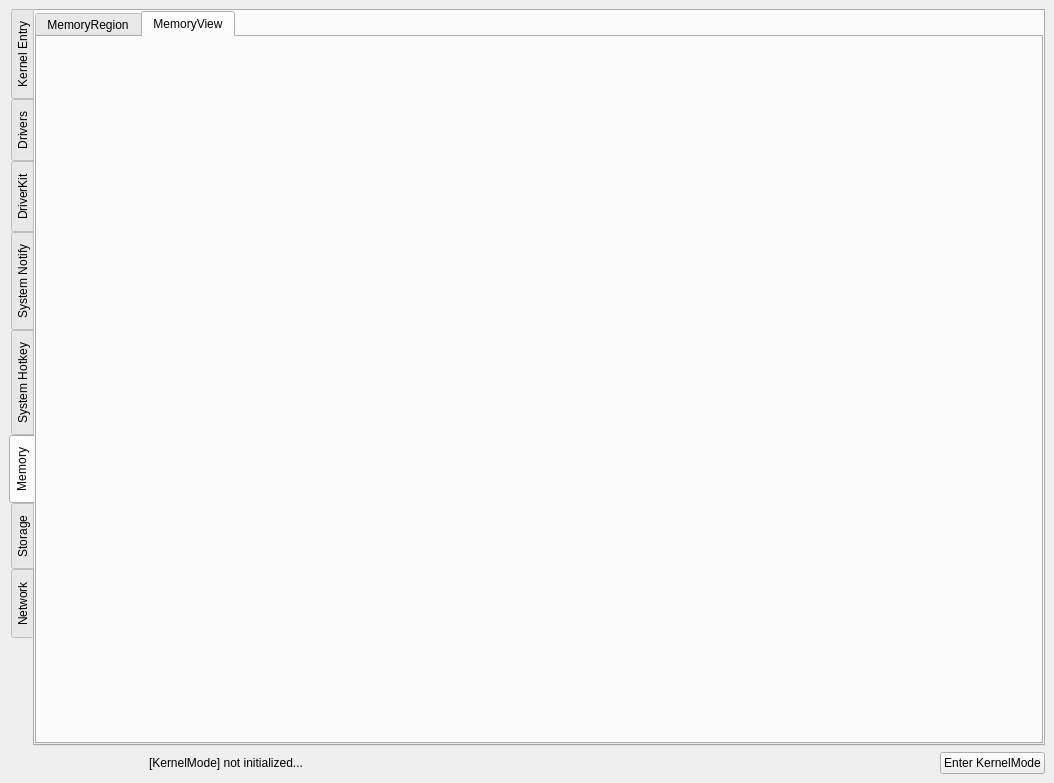
Qt form src/OpenArk/ui/kernel.ui (BlackINT3/OpenArk) before a commit.
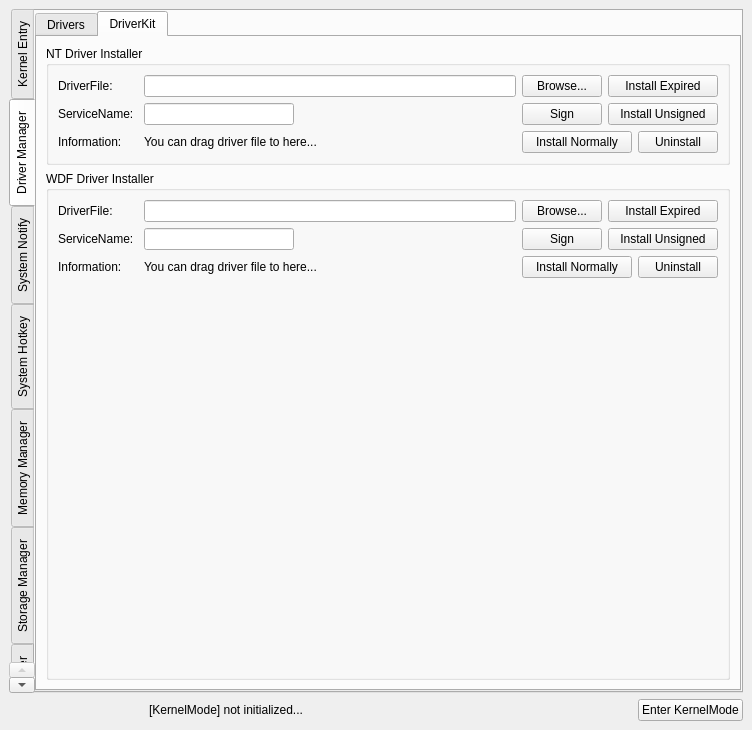
The same form after that commit. The open tabs and pages were chosen to show the change.

Commit message: Optimize kernel code, UI enhanced

The edit to the form file:
```diff
--- a/src/OpenArk/ui/kernel.ui
+++ b/src/OpenArk/ui/kernel.ui
@@ -6,8 +6,8 @@
    <rect>
     <x>0</x>
     <y>0</y>
-    <width>1054</width>
-    <height>783</height>
+    <width>752</width>
+    <height>730</height>
    </rect>
   </property>
   <property name="windowTitle">
@@ -38,7 +38,7 @@
       <enum>QTabWidget::West</enum>
      </property>
      <property name="currentIndex">
-      <number>1</number>
+      <number>4</number>
      </property>
      <widget class="QWidget" name="tabKernelEntry">
       <attribute name="title">
@@ -163,28 +163,36 @@
        </item>
       </layout>
      </widget>
+     <widget class="QWidget" name="tab_4">
+      <attribute name="title">
+       <string>Driver Manager</string>
+      </attribute>
+      <layout class="QVBoxLayout" name="verticalLayout_12">
+       <property name="spacing">
+        <number>0</number>
+       </property>
+       <property name="leftMargin">
+        <number>0</number>
+       </property>
+       <property name="topMargin">
+        <number>0</number>
+       </property>
+       <property name="rightMargin">
+        <number>0</number>
+       </property>
+       <property name="bottomMargin">
+        <number>0</number>
+       </property>
+       <item>
+        <widget class="QTabWidget" name="tabDriver">
+         <property name="currentIndex">
+          <number>0</number>
+         </property>
      <widget class="QWidget" name="tabDrivers">
       <attribute name="title">
        <string>Drivers</string>
       </attribute>
-      <layout class="QVBoxLayout" name="verticalLayout_5">
-       <property name="leftMargin">
-        <number>0</number>
-       </property>
-       <property name="topMargin">
-        <number>0</number>
-       </property>
-       <property name="rightMargin">
-        <number>0</number>
-       </property>
-       <property name="bottomMargin">
-        <number>0</number>
-       </property>
-       <item>
-        <layout class="QVBoxLayout" name="verticalLayout_4">
-         <property name="sizeConstraint">
-          <enum>QLayout::SetDefaultConstraint</enum>
-         </property>
+          <layout class="QVBoxLayout" name="verticalLayout_14">
          <item>
           <widget class="QTreeView" name="driverView">
            <property name="enabled">
@@ -201,42 +209,43 @@
           </widget>
          </item>
         </layout>
-       </item>
-      </layout>
      </widget>
      <widget class="QWidget" name="tabDriverKit">
-      <property name="acceptDrops">
-       <bool>false</bool>
+          <property name="sizePolicy">
+           <sizepolicy hsizetype="Expanding" vsizetype="Expanding">
+            <horstretch>0</horstretch>
+            <verstretch>0</verstretch>
+           </sizepolicy>
       </property>
       <attribute name="title">
        <string>DriverKit</string>
       </attribute>
-      <layout class="QVBoxLayout" name="verticalLayout_3">
-       <item>
-        <widget class="QGroupBox" name="groupBox">
-         <property name="sizePolicy">
-          <sizepolicy hsizetype="Expanding" vsizetype="Preferred">
-           <horstretch>0</horstretch>
-           <verstretch>0</verstretch>
-          </sizepolicy>
-         </property>
-         <property name="minimumSize">
-          <size>
-           <width>150</width>
-           <height>0</height>
-          </size>
-         </property>
-         <property name="acceptDrops">
-          <bool>true</bool>
-         </property>
-         <property name="title">
-          <string>Driver Installer</string>
-         </property>
          <layout class="QVBoxLayout" name="verticalLayout">
           <item>
-           <layout class="QHBoxLayout" name="horizontalLayout">
+            <widget class="QGroupBox" name="groupBox_9">
+             <property name="sizePolicy">
+              <sizepolicy hsizetype="Expanding" vsizetype="Preferred">
+               <horstretch>0</horstretch>
+               <verstretch>0</verstretch>
+              </sizepolicy>
+             </property>
+             <property name="minimumSize">
+              <size>
+               <width>150</width>
+               <height>0</height>
+              </size>
+             </property>
+             <property name="acceptDrops">
+              <bool>true</bool>
+             </property>
+             <property name="title">
+              <string>NT Driver Installer</string>
+             </property>
+             <layout class="QVBoxLayout" name="verticalLayout_4">
             <item>
-             <widget class="QLabel" name="label">
+               <layout class="QHBoxLayout" name="horizontalLayout_7">
+                <item>
+                 <widget class="QLabel" name="label_4">
               <property name="sizePolicy">
                <sizepolicy hsizetype="Fixed" vsizetype="Preferred">
                 <horstretch>0</horstretch>
@@ -286,9 +295,9 @@
            </layout>
           </item>
           <item>
-           <layout class="QHBoxLayout" name="horizontalLayout_2">
+               <layout class="QHBoxLayout" name="horizontalLayout_9">
             <item>
-             <widget class="QLabel" name="label_2">
+                 <widget class="QLabel" name="label_5">
               <property name="sizePolicy">
                <sizepolicy hsizetype="Fixed" vsizetype="Preferred">
                 <horstretch>0</horstretch>
@@ -323,7 +332,7 @@
              </widget>
             </item>
             <item>
-             <spacer name="horizontalSpacer">
+                 <spacer name="horizontalSpacer_4">
               <property name="orientation">
                <enum>Qt::Horizontal</enum>
               </property>
@@ -364,9 +373,9 @@
            </layout>
           </item>
           <item>
-           <layout class="QHBoxLayout" name="horizontalLayout_5">
+               <layout class="QHBoxLayout" name="horizontalLayout_10">
             <item>
-             <widget class="QLabel" name="label_3">
+                 <widget class="QLabel" name="label_6">
               <property name="sizePolicy">
                <sizepolicy hsizetype="Fixed" vsizetype="Preferred">
                 <horstretch>0</horstretch>
@@ -392,7 +401,7 @@
              </widget>
             </item>
             <item>
-             <spacer name="horizontalSpacer_2">
+                 <spacer name="horizontalSpacer_5">
               <property name="orientation">
                <enum>Qt::Horizontal</enum>
               </property>
@@ -436,17 +445,244 @@
         </widget>
        </item>
        <item>
-        <spacer name="verticalSpacer">
+            <widget class="QGroupBox" name="groupBox_10">
+             <property name="sizePolicy">
+              <sizepolicy hsizetype="Expanding" vsizetype="Preferred">
+               <horstretch>0</horstretch>
+               <verstretch>0</verstretch>
+              </sizepolicy>
+             </property>
+             <property name="minimumSize">
+              <size>
+               <width>150</width>
+               <height>0</height>
+              </size>
+             </property>
+             <property name="acceptDrops">
+              <bool>true</bool>
+             </property>
+             <property name="title">
+              <string>WDF Driver Installer</string>
+             </property>
+             <layout class="QVBoxLayout" name="verticalLayout_11">
+              <item>
+               <layout class="QHBoxLayout" name="horizontalLayout_14">
+                <item>
+                 <widget class="QLabel" name="label_11">
+                  <property name="sizePolicy">
+                   <sizepolicy hsizetype="Fixed" vsizetype="Preferred">
+                    <horstretch>0</horstretch>
+                    <verstretch>0</verstretch>
+                   </sizepolicy>
+                  </property>
+                  <property name="minimumSize">
+                   <size>
+                    <width>80</width>
+                    <height>0</height>
+                   </size>
+                  </property>
+                  <property name="text">
+                   <string>DriverFile:</string>
+                  </property>
+                 </widget>
+                </item>
+                <item>
+                 <widget class="QLineEdit" name="driverFileEdit_4"/>
+                </item>
+                <item>
+                 <widget class="QPushButton" name="browseBtn_4">
+                  <property name="text">
+                   <string>Browse...</string>
+                  </property>
+                 </widget>
+                </item>
+                <item>
+                 <widget class="QPushButton" name="installExpiredBtn_4">
+                  <property name="sizePolicy">
+                   <sizepolicy hsizetype="Fixed" vsizetype="Fixed">
+                    <horstretch>0</horstretch>
+                    <verstretch>0</verstretch>
+                   </sizepolicy>
+                  </property>
+                  <property name="minimumSize">
+                   <size>
+                    <width>110</width>
+                    <height>0</height>
+                   </size>
+                  </property>
+                  <property name="text">
+                   <string>Install Expired</string>
+                  </property>
+                 </widget>
+                </item>
+               </layout>
+              </item>
+              <item>
+               <layout class="QHBoxLayout" name="horizontalLayout_15">
+                <item>
+                 <widget class="QLabel" name="label_12">
+                  <property name="sizePolicy">
+                   <sizepolicy hsizetype="Fixed" vsizetype="Preferred">
+                    <horstretch>0</horstretch>
+                    <verstretch>0</verstretch>
+                   </sizepolicy>
+                  </property>
+                  <property name="minimumSize">
+                   <size>
+                    <width>80</width>
+                    <height>0</height>
+                   </size>
+                  </property>
+                  <property name="text">
+                   <string>ServiceName:</string>
+                  </property>
+                 </widget>
+                </item>
+                <item>
+                 <widget class="QLineEdit" name="serviceEdit_4">
+                  <property name="sizePolicy">
+                   <sizepolicy hsizetype="Fixed" vsizetype="Fixed">
+                    <horstretch>0</horstretch>
+                    <verstretch>0</verstretch>
+                   </sizepolicy>
+                  </property>
+                  <property name="minimumSize">
+                   <size>
+                    <width>150</width>
+                    <height>0</height>
+                   </size>
+                  </property>
+                 </widget>
+                </item>
+                <item>
+                 <spacer name="horizontalSpacer_8">
+                  <property name="orientation">
+                   <enum>Qt::Horizontal</enum>
+                  </property>
+                  <property name="sizeHint" stdset="0">
+                   <size>
+                    <width>40</width>
+                    <height>20</height>
+                   </size>
+                  </property>
+                 </spacer>
+                </item>
+                <item>
+                 <widget class="QPushButton" name="signBtn_4">
+                  <property name="text">
+                   <string>Sign</string>
+                  </property>
+                 </widget>
+                </item>
+                <item>
+                 <widget class="QPushButton" name="installUnsignedBtn_4">
+                  <property name="sizePolicy">
+                   <sizepolicy hsizetype="Fixed" vsizetype="Fixed">
+                    <horstretch>0</horstretch>
+                    <verstretch>0</verstretch>
+                   </sizepolicy>
+                  </property>
+                  <property name="minimumSize">
+                   <size>
+                    <width>110</width>
+                    <height>0</height>
+                   </size>
+                  </property>
+                  <property name="text">
+                   <string>Install Unsigned</string>
+                  </property>
+                 </widget>
+                </item>
+               </layout>
+              </item>
+              <item>
+               <layout class="QHBoxLayout" name="horizontalLayout_16">
+                <item>
+                 <widget class="QLabel" name="label_13">
+                  <property name="sizePolicy">
+                   <sizepolicy hsizetype="Fixed" vsizetype="Preferred">
+                    <horstretch>0</horstretch>
+                    <verstretch>0</verstretch>
+                   </sizepolicy>
+                  </property>
+                  <property name="minimumSize">
+                   <size>
+                    <width>80</width>
+                    <height>0</height>
+                   </size>
+                  </property>
+                  <property name="text">
+                   <string>Information:</string>
+                  </property>
+                 </widget>
+                </item>
+                <item>
+                 <widget class="QLabel" name="infoLabel_4">
+                  <property name="text">
+                   <string>You can drag driver file to here...</string>
+                  </property>
+                 </widget>
+                </item>
+                <item>
+                 <spacer name="horizontalSpacer_9">
+                  <property name="orientation">
+                   <enum>Qt::Horizontal</enum>
+                  </property>
+                  <property name="sizeHint" stdset="0">
+                   <size>
+                    <width>40</width>
+                    <height>20</height>
+                   </size>
+                  </property>
+                 </spacer>
+                </item>
+                <item>
+                 <widget class="QPushButton" name="installNormallyBtn_4">
+                  <property name="sizePolicy">
+                   <sizepolicy hsizetype="Fixed" vsizetype="Fixed">
+                    <horstretch>0</horstretch>
+                    <verstretch>0</verstretch>
+                   </sizepolicy>
+                  </property>
+                  <property name="minimumSize">
+                   <size>
+                    <width>110</width>
+                    <height>0</height>
+                   </size>
+                  </property>
+                  <property name="text">
+                   <string>Install Normally</string>
+                  </property>
+                 </widget>
+                </item>
+                <item>
+                 <widget class="QPushButton" name="uninstallBtn_4">
+                  <property name="text">
+                   <string>Uninstall</string>
+                  </property>
+                 </widget>
+                </item>
+               </layout>
+              </item>
+              <item>
+               <spacer name="verticalSpacer_2">
          <property name="orientation">
           <enum>Qt::Vertical</enum>
          </property>
          <property name="sizeHint" stdset="0">
           <size>
            <width>20</width>
-           <height>395</height>
+                  <height>379</height>
           </size>
          </property>
         </spacer>
+              </item>
+             </layout>
+            </widget>
+           </item>
+          </layout>
+         </widget>
+        </widget>
        </item>
       </layout>
      </widget>
@@ -515,7 +751,7 @@
      </widget>
      <widget class="QWidget" name="tab_2">
       <attribute name="title">
-       <string>Memory</string>
+       <string>Memory Manager</string>
       </attribute>
       <layout class="QVBoxLayout" name="verticalLayout_10">
        <property name="spacing">
@@ -564,9 +800,35 @@
           </layout>
          </widget>
          <widget class="QWidget" name="tabMemoryView">
+          <property name="sizePolicy">
+           <sizepolicy hsizetype="Expanding" vsizetype="Expanding">
+            <horstretch>0</horstretch>
+            <verstretch>0</verstretch>
+           </sizepolicy>
+          </property>
           <attribute name="title">
-           <string>MemoryView</string>
+           <string>MemoryReadWrite</string>
           </attribute>
+          <layout class="QHBoxLayout" name="horizontalLayout_6">
+           <property name="spacing">
+            <number>0</number>
+           </property>
+           <property name="leftMargin">
+            <number>0</number>
+           </property>
+           <property name="topMargin">
+            <number>0</number>
+           </property>
+           <property name="rightMargin">
+            <number>0</number>
+           </property>
+           <property name="bottomMargin">
+            <number>0</number>
+           </property>
+           <item>
+            <layout class="QVBoxLayout" name="verticalLayout_7"/>
+           </item>
+          </layout>
          </widget>
         </widget>
        </item>
@@ -574,7 +836,7 @@
      </widget>
      <widget class="QWidget" name="tab_3">
       <attribute name="title">
-       <string>Storage</string>
+       <string>Storage Manager</string>
       </attribute>
       <layout class="QVBoxLayout" name="verticalLayout_19">
        <property name="spacing">
@@ -628,7 +890,7 @@
      </widget>
      <widget class="QWidget" name="tab">
       <attribute name="title">
-       <string>Network</string>
+       <string>Network Manager</string>
       </attribute>
       <layout class="QHBoxLayout" name="horizontalLayout_3">
        <property name="spacing">
```
Lines whose indentation alone changed are shown as unchanged. The commit also changes 11 other files.
